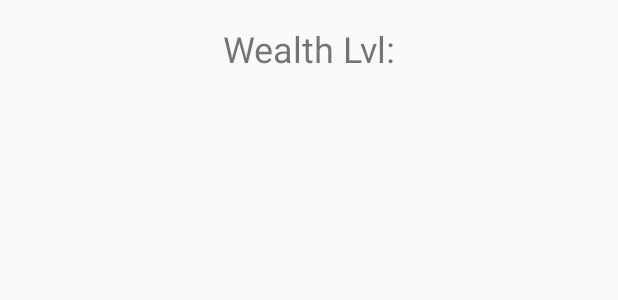
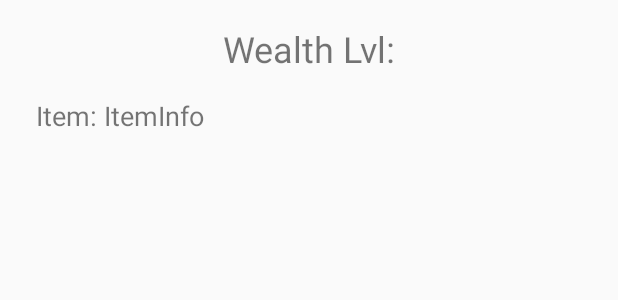
Before and after one commit to Geoffery10/Open-RPG, an Android app: the layout activity_ol_inventory.xml on its own in the app's theme, with its tools: preview values and no code run, on a phone screen of 412 x 824 dp. Shown: the top 300 px of the screen. Run offline under Robolectric (Android 15) with nearby library versions, the phone set to English and light mode, and no system bars.

Commit message:
Updated Manifest for Inventory Activity

```diff
--- a/app/src/main/AndroidManifest.xml
+++ b/app/src/main/AndroidManifest.xml
@@ -24,6 +24,10 @@
             android:name="com.thecoredepository.mobile_rpg.dice.DiceActivity"
             android:theme="@style/AppTheme">
         </activity>
+        <activity
+            android:name="com.thecoredepository.mobile_rpg.charactersheets.openlegend.OLInventoryActivity"
+            android:theme="@style/AppTheme">
+        </activity>
     </application>
 
 </manifest>
--- a/app/src/main/java/com/thecoredepository/mobile_rpg/charactersheets/openlegend/OLSheetActivity.java
+++ b/app/src/main/java/com/thecoredepository/mobile_rpg/charactersheets/openlegend/OLSheetActivity.java
@@ -120,6 +120,17 @@ public class OLSheetActivity extends AppCompatActivity {
 
         //Button Clicks
         buttonClicks(btnAgility, btnFortitude, btnMight, btnLearning, btnLogic, btnPerception, btnWill, btnDeception, btnPersuasion, btnPresence, btnAlteration, btnCreation, btnEnergy, btnEntropy, btnInfluence, btnMovement, btnPrescience, btnProtection);
+
+        Button btnInventory = findViewById(R.id.btnInventory);
+        btnInventory.setOnClickListener(new View.OnClickListener() {
+            @Override
+            public void onClick(View v)
+            {
+                Intent in = new Intent(getApplicationContext(), OLInventoryActivity.class);
+                //in.putExtra("", attributeToDice();
+                startActivity(in);
+            }
+        });
 
         //Element Visibility and Values
         setAttributes(txtAgility, LLAgility, btnAgility, txtFortitude, LLFortitude, btnFortitude, txtMight, LLMight, btnMight, txtLearning, LLLearning, btnLearning, txtLogic, LLLogic, btnLogic, txtPerception, LLPerception, btnPerception, txtWill, LLWill, btnWill, txtDeception, LLDeception, btnDeception, txtPersuasion, LLPersuasion, btnPersuasion, txtPresence, LLPresence, btnPresence, txtAlteration, LLAlteration, btnAlteration, txtCreation, LLCreation, btnCreation, txtEnergy, LLEnergy, btnEnergy, txtEntropy, LLEntropy, btnEntropy, txtInfluence, LLInfluence, btnInfluence, txtMovement, LLMovement, btnMovement, txtPrescience, LLPrescience, btnPrescience, txtProtection, LLProtection, btnProtection);
@@ -329,7 +340,7 @@ public class OLSheetActivity extends AppCompatActivity {
         btnAgility.setOnClickListener(new View.OnClickListener() {
             @Override
             public void onClick(View v) {
-                //Starts Game
+                //Roll Dice
                 Intent in = new Intent(getApplicationContext(), DiceActivity.class);
                 in.putExtra("dice", attributeToDice(player.getAgility()));
                 startActivity(in);
@@ -338,7 +349,7 @@ public class OLSheetActivity extends AppCompatActivity {
         btnFortitude.setOnClickListener(new View.OnClickListener() {
             @Override
             public void onClick(View v) {
-                //Starts Game
+                //Roll Dice
                 Intent in = new Intent(getApplicationContext(), DiceActivity.class);
                 in.putExtra("dice", attributeToDice(player.getFortitude()));
                 startActivity(in);
@@ -347,7 +358,7 @@ public class OLSheetActivity extends AppCompatActivity {
         btnMight.setOnClickListener(new View.OnClickListener() {
             @Override
             public void onClick(View v) {
-                //Starts Game
+                //Roll Dice
                 Intent in = new Intent(getApplicationContext(), DiceActivity.class);
                 in.putExtra("dice", attributeToDice(player.getMight()));
                 startActivity(in);
@@ -356,7 +367,7 @@ public class OLSheetActivity extends AppCompatActivity {
         btnLearning.setOnClickListener(new View.OnClickListener() {
             @Override
             public void onClick(View v) {
-                //Starts Game
+                //Roll Dice
                 Intent in = new Intent(getApplicationContext(), DiceActivity.class);
                 in.putExtra("dice", attributeToDice(player.getLearning()));
                 startActivity(in);
@@ -365,7 +376,7 @@ public class OLSheetActivity extends AppCompatActivity {
         btnLogic.setOnClickListener(new View.OnClickListener() {
             @Override
             public void onClick(View v) {
-                //Starts Game
+                //Roll Dice
                 Intent in = new Intent(getApplicationContext(), DiceActivity.class);
                 in.putExtra("dice", attributeToDice(player.getLogic()));
                 startActivity(in);
@@ -374,7 +385,7 @@ public class OLSheetActivity extends AppCompatActivity {
         btnPerception.setOnClickListener(new View.OnClickListener() {
             @Override
             public void onClick(View v) {
-                //Starts Game
+                //Roll Dice
                 Intent in = new Intent(getApplicationContext(), DiceActivity.class);
                 in.putExtra("dice", attributeToDice(player.getPerception()));
                 startActivity(in);
@@ -383,7 +394,7 @@ public class OLSheetActivity extends AppCompatActivity {
         btnWill.setOnClickListener(new View.OnClickListener() {
             @Override
             public void onClick(View v) {
-                //Starts Game
+                //Roll Dice
                 Intent in = new Intent(getApplicationContext(), DiceActivity.class);
                 in.putExtra("dice", attributeToDice(player.getWill()));
                 startActivity(in);
@@ -392,7 +403,7 @@ public class OLSheetActivity extends AppCompatActivity {
         btnDeception.setOnClickListener(new View.OnClickListener() {
             @Override
             public void onClick(View v) {
-                //Starts Game
+                //Roll Dice
                 Intent in = new Intent(getApplicationContext(), DiceActivity.class);
                 in.putExtra("dice", attributeToDice(player.getDeception()));
                 startActivity(in);
@@ -401,7 +412,7 @@ public class OLSheetActivity extends AppCompatActivity {
         btnPersuasion.setOnClickListener(new View.OnClickListener() {
             @Override
             public void onClick(View v) {
-                //Starts Game
+                //Roll Dice
                 Intent in = new Intent(getApplicationContext(), DiceActivity.class);
                 in.putExtra("dice", attributeToDice(player.getPersuasion()));
                 startActivity(in);
@@ -410,7 +421,7 @@ public class OLSheetActivity extends AppCompatActivity {
         btnPresence.setOnClickListener(new View.OnClickListener() {
             @Override
             public void onClick(View v) {
-                //Starts Game
+                //Roll Dice
                 Intent in = new Intent(getApplicationContext(), DiceActivity.class);
                 in.putExtra("dice", attributeToDice(player.getPresence()));
                 startActivity(in);
@@ -419,7 +430,7 @@ public class OLSheetActivity extends AppCompatActivity {
         btnAlteration.setOnClickListener(new View.OnClickListener() {
             @Override
             public void onClick(View v) {
-                //Starts Game
+                //Roll Dice
                 Intent in = new Intent(getApplicationContext(), DiceActivity.class);
                 in.putExtra("dice", attributeToDice(player.getAlteration()));
                 startActivity(in);
@@ -428,7 +439,7 @@ public class OLSheetActivity extends AppCompatActivity {
         btnCreation.setOnClickListener(new View.OnClickListener() {
             @Override
             public void onClick(View v) {
-                //Starts Game
+                //Roll Dice
                 Intent in = new Intent(getApplicationContext(), DiceActivity.class);
                 in.putExtra("dice", attributeToDice(player.getCreation()));
                 startActivity(in);
@@ -437,7 +448,7 @@ public class OLSheetActivity extends AppCompatActivity {
         btnEnergy.setOnClickListener(new View.OnClickListener() {
             @Override
             public void onClick(View v) {
-                //Starts Game
+                //Roll Dice
                 Intent in = new Intent(getApplicationContext(), DiceActivity.class);
                 in.putExtra("dice", attributeToDice(player.getEnergy()));
                 startActivity(in);
@@ -446,7 +457,7 @@ public class OLSheetActivity extends AppCompatActivity {
         btnEntropy.setOnClickListener(new View.OnClickListener() {
             @Override
             public void onClick(View v) {
-                //Starts Game
+                //Roll Dice
                 Intent in = new Intent(getApplicationContext(), DiceActivity.class);
                 in.putExtra("dice", attributeToDice(player.getEntropy()));
                 startActivity(in);
@@ -455,7 +466,7 @@ public class OLSheetActivity extends AppCompatActivity {
         btnInfluence.setOnClickListener(new View.OnClickListener() {
             @Override
             public void onClick(View v) {
-                //Starts Game
+                //Roll Dice
                 Intent in = new Intent(getApplicationContext(), DiceActivity.class);
                 in.putExtra("dice", attributeToDice(player.getInfluence()));
                 startActivity(in);
@@ -464,7 +475,7 @@ public class OLSheetActivity extends AppCompatActivity {
         btnMovement.setOnClickListener(new View.OnClickListener() {
             @Override
             public void onClick(View v) {
-                //Starts Game
+                //Roll Dice
                 Intent in = new Intent(getApplicationContext(), DiceActivity.class);
                 in.putExtra("dice", attributeToDice(player.getMovement()));
                 startActivity(in);
@@ -473,7 +484,7 @@ public class OLSheetActivity extends AppCompatActivity {
         btnPrescience.setOnClickListener(new View.OnClickListener() {
             @Override
             public void onClick(View v) {
-                //Starts Game
+                //Roll Dice
                 Intent in = new Intent(getApplicationContext(), DiceActivity.class);
                 in.putExtra("dice", attributeToDice(player.getPrescience()));
                 startActivity(in);
@@ -482,7 +493,7 @@ public class OLSheetActivity extends AppCompatActivity {
         btnProtection.setOnClickListener(new View.OnClickListener() {
             @Override
             public void onClick(View v) {
-                //Starts Game
+                //Roll Dice
                 Intent in = new Intent(getApplicationContext(), DiceActivity.class);
                 in.putExtra("dice", attributeToDice(player.getProtection()));
                 startActivity(in);
--- a/app/src/main/res/layout/activity_ol_inventory.xml
+++ b/app/src/main/res/layout/activity_ol_inventory.xml
@@ -3,14 +3,37 @@
     android:orientation="vertical" android:layout_width="match_parent"
     android:layout_height="match_parent">
 
+    <ScrollView
+        android:layout_width="match_parent"
+        android:layout_height="match_parent">
+
+        <LinearLayout
+            android:layout_width="match_parent"
+            android:layout_height="wrap_content"
+            android:orientation="vertical" >
+
             <TextView
                 android:id="@+id/txtWealth"
                 android:layout_width="match_parent"
                 android:layout_height="wrap_content"
-        android:layout_marginRight="24dp"
                 android:layout_marginLeft="24dp"
                 android:layout_marginTop="16dp"
+                android:layout_marginRight="24dp"
+                android:text="Wealth Lvl:"
                 android:textAlignment="center"
-        android:textSize="24sp"
-        android:text="Wealth Lvl:" />
+                android:textSize="24sp" />
+
+            <TextView
+                android:id="@+id/txtInventory"
+                android:layout_width="match_parent"
+                android:layout_height="wrap_content"
+                android:layout_marginLeft="24dp"
+                android:layout_marginTop="16dp"
+                android:layout_marginRight="24dp"
+                android:text="Item: ItemInfo\n"
+                android:textIsSelectable="true"
+                android:textSize="18sp" />
         </LinearLayout>
+    </ScrollView>
+
+</LinearLayout>
```
Lines whose indentation alone changed are shown as unchanged.
